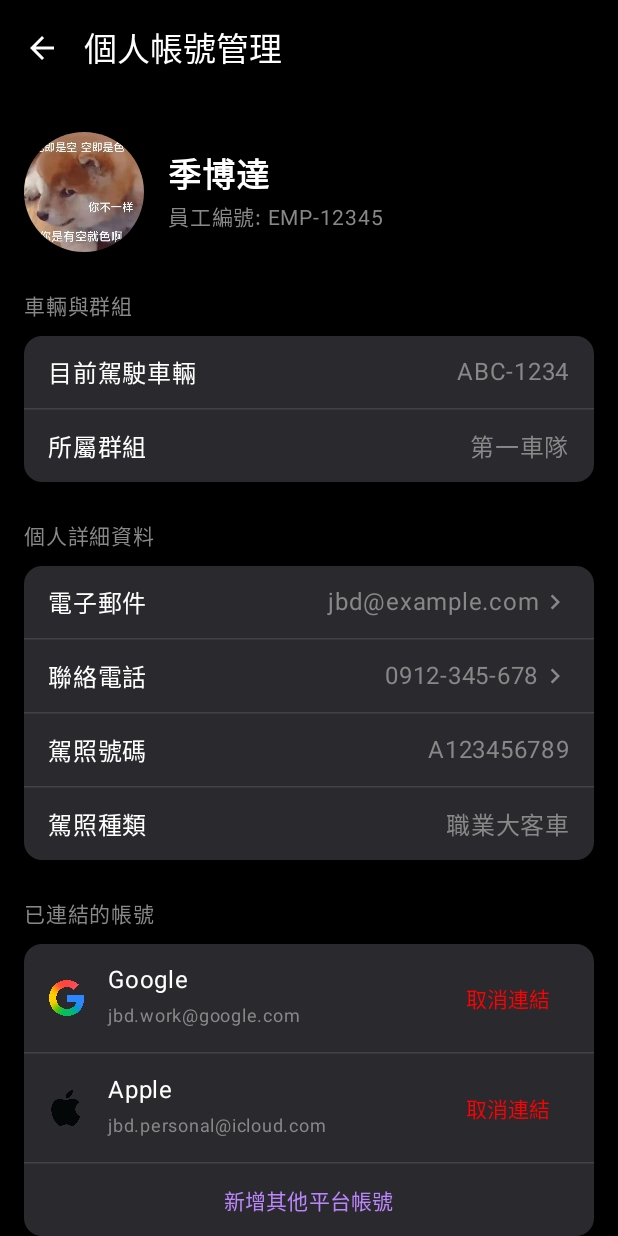
After one commit to Aiorwtlky/114507, an Android app built with Jetpack Compose: the composable ProfileScreen shown on its own in the app's theme, on a phone screen of 412 x 824 dp. The commit adds this screen. Run offline under Robolectric (Android 15) with nearby library versions, the phone set to English and light mode, and no system bars.

Commit message:
0825_Google_Gemini_excellent

```diff
--- /dev/null
+++ b/二評/平台端專用/MDG_App_FrontEnd/114507_APP_Project/app/src/main/java/com/example/mdgapp/data/model/UserProfile.kt
@@ -0,0 +1,30 @@
+package com.example.mdgapp.data.model
+
+// 代表一個已連結的外部平台帳號
+data class LinkedAccount(
+    val platform: String, // 例如 "Google", "Apple"
+    val username: String, // 例如 "johndoe@gmail.com"
+    val iconResId: Int // 平台圖示的資源 ID
+)
+
+// 代表完整的用戶個人資料
+data class UserProfile(
+    val fullName: String,
+    val employeeId: String,
+    val avatarUrl: String, // 暫用 URL 字串，未來可改為圖片資源
+    val currentVehiclePlate: String,
+    val groupName: String,
+    val email: String,
+    val phone: String,
+    val licenseNumber: String,
+    val licenseClass: String,
+    val linkedAccounts: List<LinkedAccount>,
+    val notificationSettings: NotificationSettings
+)
+
+// 通知設定
+data class NotificationSettings(
+    var receiveDangerousEvent: Boolean,
+    var receiveSystemAnnouncements: Boolean,
+    var downloadOnlyOnWifi: Boolean
+)
--- /dev/null
+++ b/二評/平台端專用/MDG_App_FrontEnd/114507_APP_Project/app/src/main/java/com/example/mdgapp/data/viewmodel/ProfileViewModel.kt
@@ -0,0 +1,62 @@
+package com.example.mdgapp.data.viewmodel
+
+import androidx.lifecycle.ViewModel
+import com.example.mdgapp.R
+import com.example.mdgapp.data.model.LinkedAccount
+import com.example.mdgapp.data.model.NotificationSettings
+import com.example.mdgapp.data.model.UserProfile
+import kotlinx.coroutines.flow.MutableStateFlow
+import kotlinx.coroutines.flow.StateFlow
+import kotlinx.coroutines.flow.asStateFlow
+import kotlinx.coroutines.flow.update
+
+class ProfileViewModel : ViewModel() {
+
+    private val _userProfile = MutableStateFlow<UserProfile?>(null)
+    val userProfile: StateFlow<UserProfile?> = _userProfile.asStateFlow()
+
+    init {
+        loadUserProfile()
+    }
+
+    private fun loadUserProfile() {
+        // 模擬從網路或資料庫載入資料
+        _userProfile.value = UserProfile(
+            fullName = "季博達",
+            employeeId = "EMP-12345",
+            avatarUrl = "...", // 之後可替換為真實圖片
+            currentVehiclePlate = "ABC-1234",
+            groupName = "第一車隊",
+            email = "jbd@example.com",
+            phone = "0912-345-678",
+            licenseNumber = "A123456789",
+            licenseClass = "職業大客車",
+            linkedAccounts = listOf(
+                LinkedAccount("Google", "jbd.work@google.com", R.drawable.ic_google), // 假設您有這些圖示
+                LinkedAccount("Apple", "jbd.personal@icloud.com", R.drawable.ic_apple)
+            ),
+            notificationSettings = NotificationSettings(
+                receiveDangerousEvent = true,
+                receiveSystemAnnouncements = true,
+                downloadOnlyOnWifi = false
+            )
+        )
+    }
+
+    // 更新通知設定的方法
+    fun onSettingChanged(
+        event: Boolean? = null,
+        announcement: Boolean? = null,
+        wifiOnly: Boolean? = null
+    ) {
+        _userProfile.update { currentProfile ->
+            currentProfile?.copy(
+                notificationSettings = currentProfile.notificationSettings.copy(
+                    receiveDangerousEvent = event ?: currentProfile.notificationSettings.receiveDangerousEvent,
+                    receiveSystemAnnouncements = announcement ?: currentProfile.notificationSettings.receiveSystemAnnouncements,
+                    downloadOnlyOnWifi = wifiOnly ?: currentProfile.notificationSettings.downloadOnlyOnWifi
+                )
+            )
+        }
+    }
+}
--- a/二評/平台端專用/MDG_App_FrontEnd/114507_APP_Project/app/src/main/java/com/example/mdgapp/navigation/AppNavGraph.kt
+++ b/二評/平台端專用/MDG_App_FrontEnd/114507_APP_Project/app/src/main/java/com/example/mdgapp/navigation/AppNavGraph.kt
@@ -65,6 +65,10 @@ fun AppNavGraph(navController: NavHostController) {
             )
         }
         // =========================================================
+        // 在 AppNavGraph.kt 中
+        composable("profile") {
+            ProfileScreen(navController = navController)
+        }
     }
 }
 
--- /dev/null
+++ b/二評/平台端專用/MDG_App_FrontEnd/114507_APP_Project/app/src/main/java/com/example/mdgapp/ui/component/ProfileComponents.kt
@@ -0,0 +1,141 @@
+package com.example.mdgapp.ui.component
+
+import androidx.compose.foundation.Image
+import androidx.compose.foundation.background
+import androidx.compose.foundation.clickable
+import androidx.compose.foundation.layout.*
+import androidx.compose.foundation.shape.CircleShape
+import androidx.compose.foundation.shape.RoundedCornerShape
+import androidx.compose.material.icons.Icons
+import androidx.compose.material.icons.automirrored.filled.KeyboardArrowRight
+import androidx.compose.material3.*
+import androidx.compose.runtime.Composable
+import androidx.compose.ui.Alignment
+import androidx.compose.ui.Modifier
+import androidx.compose.ui.draw.clip
+import androidx.compose.ui.graphics.Color
+import androidx.compose.ui.res.painterResource
+import androidx.compose.ui.text.font.FontWeight
+import androidx.compose.ui.unit.dp
+import androidx.compose.ui.unit.sp
+import com.example.mdgapp.R
+import com.example.mdgapp.data.model.LinkedAccount
+
+// 頂部個人資料頭像區
+@Composable
+fun ProfileHeader(name: String, employeeId: String) {
+    Row(
+        modifier = Modifier
+            .fillMaxWidth()
+            .padding(vertical = 24.dp),
+        verticalAlignment = Alignment.CenterVertically
+    ) {
+        Image(
+            painter = painterResource(id = R.drawable.jiboda1), // 使用您現有的圖片
+            contentDescription = "駕駛頭像",
+            modifier = Modifier
+                .size(80.dp)
+                .clip(CircleShape)
+        )
+        Spacer(modifier = Modifier.width(16.dp))
+        Column {
+            Text(name, fontSize = 22.sp, fontWeight = FontWeight.Bold, color = Color.White)
+            Text("員工編號: $employeeId", fontSize = 14.sp, color = Color.Gray)
+        }
+    }
+}
+
+// 帶標題的區塊容器
+@Composable
+fun ProfileSection(title: String, content: @Composable ColumnScope.() -> Unit) {
+    Column(modifier = Modifier.fillMaxWidth()) {
+        Text(
+            text = title,
+            color = Color.Gray,
+            fontSize = 14.sp,
+            modifier = Modifier.padding(bottom = 8.dp)
+        )
+        Card(
+            colors = CardDefaults.cardColors(containerColor = Color(0xFF2A2A2E)),
+            modifier = Modifier.fillMaxWidth()
+        ) {
+            Column(content = content)
+        }
+    }
+}
+
+// 用於顯示資訊的通用橫條
+@Composable
+fun InfoRow(label: String, value: String, isClickable: Boolean = false, onClick: () -> Unit = {}) {
+    Row(
+        modifier = Modifier
+            .fillMaxWidth()
+            .clickable(enabled = isClickable, onClick = onClick)
+            .padding(horizontal = 16.dp, vertical = 12.dp),
+        verticalAlignment = Alignment.CenterVertically,
+        horizontalArrangement = Arrangement.SpaceBetween
+    ) {
+        Text(label, color = Color.White)
+        Row(verticalAlignment = Alignment.CenterVertically) {
+            Text(value, color = Color.Gray)
+            if (isClickable) {
+                Icon(
+                    imageVector = Icons.AutoMirrored.Filled.KeyboardArrowRight,
+                    contentDescription = null,
+                    tint = Color.Gray,
+                    modifier = Modifier.size(20.dp)
+                )
+            }
+        }
+    }
+}
+
+// 帶開關的設定橫條
+@Composable
+fun SettingsSwitchRow(label: String, isChecked: Boolean, onCheckedChange: (Boolean) -> Unit) {
+    Row(
+        modifier = Modifier
+            .fillMaxWidth()
+            .padding(horizontal = 16.dp, vertical = 4.dp),
+        verticalAlignment = Alignment.CenterVertically,
+        horizontalArrangement = Arrangement.SpaceBetween
+    ) {
+        Text(label, color = Color.White)
+        Switch(
+            checked = isChecked,
+            onCheckedChange = onCheckedChange,
+            colors = SwitchDefaults.colors(
+                checkedThumbColor = Color.White,
+                checkedTrackColor = Color.Green,
+                uncheckedThumbColor = Color.Gray,
+                uncheckedTrackColor = Color.DarkGray
+            )
+        )
+    }
+}
+
+// 已連結的外部平台帳號橫條
+@Composable
+fun LinkedAccountRow(account: LinkedAccount) {
+    Row(
+        modifier = Modifier
+            .fillMaxWidth()
+            .padding(horizontal = 16.dp, vertical = 12.dp),
+        verticalAlignment = Alignment.CenterVertically
+    ) {
+        Icon(
+            painter = painterResource(id = account.iconResId),
+            contentDescription = account.platform,
+            modifier = Modifier.size(24.dp),
+            tint = Color.Unspecified // 使用圖示原始顏色
+        )
+        Spacer(modifier = Modifier.width(16.dp))
+        Column(modifier = Modifier.weight(1f)) {
+            Text(account.platform, color = Color.White)
+            Text(account.username, color = Color.Gray, fontSize = 12.sp)
+        }
+        TextButton(onClick = { /* TODO: 處理取消連結 */ }) {
+            Text("取消連結", color = Color.Red)
+        }
+    }
+}
--- a/二評/平台端專用/MDG_App_FrontEnd/114507_APP_Project/app/src/main/java/com/example/mdgapp/ui/screen/HomeScreen.kt
+++ b/二評/平台端專用/MDG_App_FrontEnd/114507_APP_Project/app/src/main/java/com/example/mdgapp/ui/screen/HomeScreen.kt
@@ -51,7 +51,6 @@ fun HomeScreen(navController: NavController? = null) {
                 HorizontalDivider()
                 DrawerItem("FAQ")
                 DrawerItem("關於我們")
-                DrawerItem("設定")
             }
         }
     ) {
@@ -169,7 +168,10 @@ fun MainContent(
                 NavigationItem(R.drawable.ic_qr, "打卡") {
                     navController?.navigate("qrScan")
                 }
-                NavigationItem(R.drawable.ic_person, "我的")
+                // 在 HomeScreen.kt 的 MainContent 中
+                NavigationItem(R.drawable.ic_person, "我的") {
+                    navController?.navigate("profile")
+                }
             }
         }
     }
--- /dev/null
+++ b/二評/平台端專用/MDG_App_FrontEnd/114507_APP_Project/app/src/main/java/com/example/mdgapp/ui/screen/ProfileScreen.kt
@@ -0,0 +1,137 @@
+package com.example.mdgapp.ui.screen
+
+import android.widget.Toast
+import androidx.compose.foundation.layout.*
+import androidx.compose.foundation.rememberScrollState
+import androidx.compose.foundation.verticalScroll
+import androidx.compose.material.icons.Icons
+import androidx.compose.material.icons.automirrored.filled.ArrowBack
+import androidx.compose.material3.*
+import androidx.compose.runtime.Composable
+import androidx.compose.runtime.collectAsState
+import androidx.compose.runtime.getValue
+import androidx.compose.ui.Alignment
+import androidx.compose.ui.Modifier
+import androidx.compose.ui.graphics.Color
+import androidx.compose.ui.platform.LocalContext
+import androidx.compose.ui.unit.dp
+import androidx.lifecycle.viewmodel.compose.viewModel
+import androidx.navigation.NavController
+import com.example.mdgapp.data.viewmodel.ProfileViewModel
+import com.example.mdgapp.ui.component.*
+
+@OptIn(ExperimentalMaterial3Api::class)
+@Composable
+fun ProfileScreen(
+    navController: NavController,
+    viewModel: ProfileViewModel = viewModel()
+) {
+    val userProfile by viewModel.userProfile.collectAsState()
+    val context = LocalContext.current
+
+    Scaffold(
+        topBar = {
+            TopAppBar(
+                title = { Text("個人帳號管理") },
+                navigationIcon = {
+                    IconButton(onClick = { navController.navigateUp() }) {
+                        Icon(imageVector = Icons.AutoMirrored.Filled.ArrowBack, contentDescription = "返回")
+                    }
+                },
+                colors = TopAppBarDefaults.topAppBarColors(
+                    containerColor = Color.Black,
+                    titleContentColor = Color.White,
+                    navigationIconContentColor = Color.White
+                )
+            )
+        },
+        containerColor = Color.Black
+    ) { paddingValues ->
+        userProfile?.let { profile ->
+            Column(
+                modifier = Modifier
+                    .fillMaxSize()
+                    .padding(paddingValues)
+                    .padding(horizontal = 16.dp)
+                    .verticalScroll(rememberScrollState())
+            ) {
+                ProfileHeader(name = profile.fullName, employeeId = profile.employeeId)
+
+                // 車輛與群組資訊
+                ProfileSection(title = "車輛與群組") {
+                    InfoRow(label = "目前駕駛車輛", value = profile.currentVehiclePlate)
+                    HorizontalDivider(color = Color(0xFF424242))
+                    InfoRow(label = "所屬群組", value = profile.groupName)
+                }
+                Spacer(modifier = Modifier.height(24.dp))
+
+                // 個人詳細資料
+                ProfileSection(title = "個人詳細資料") {
+                    InfoRow(label = "電子郵件", value = profile.email, isClickable = true) {
+                        Toast.makeText(context, "編輯電子郵件", Toast.LENGTH_SHORT).show()
+                    }
+                    HorizontalDivider(color = Color(0xFF424242))
+                    InfoRow(label = "聯絡電話", value = profile.phone, isClickable = true) {
+                        Toast.makeText(context, "編輯聯絡電話", Toast.LENGTH_SHORT).show()
+                    }
+                    HorizontalDivider(color = Color(0xFF424242))
+                    InfoRow(label = "駕照號碼", value = profile.licenseNumber)
+                    HorizontalDivider(color = Color(0xFF424242))
+                    InfoRow(label = "駕照種類", value = profile.licenseClass)
+                }
+                Spacer(modifier = Modifier.height(24.dp))
+
+                // 多帳號驗證
+                ProfileSection(title = "已連結的帳號") {
+                    profile.linkedAccounts.forEach { account ->
+                        LinkedAccountRow(account = account)
+                        HorizontalDivider(color = Color(0xFF424242))
+                    }
+                    TextButton(
+                        onClick = { Toast.makeText(context, "新增帳號", Toast.LENGTH_SHORT).show() },
+                        modifier = Modifier.fillMaxWidth()
+                    ) {
+                        Text("新增其他平台帳號")
+                    }
+                }
+                Spacer(modifier = Modifier.height(24.dp))
+
+                // App 設定
+                ProfileSection(title = "App 設定") {
+                    SettingsSwitchRow(
+                        label = "接收危險事件通知",
+                        isChecked = profile.notificationSettings.receiveDangerousEvent,
+                        onCheckedChange = { viewModel.onSettingChanged(event = it) }
+                    )
+                    SettingsSwitchRow(
+                        label = "接收系統公告通知",
+                        isChecked = profile.notificationSettings.receiveSystemAnnouncements,
+                        onCheckedChange = { viewModel.onSettingChanged(announcement = it) }
+                    )
+                    SettingsSwitchRow(
+                        label = "僅在 Wi-Fi 環境下載",
+                        isChecked = profile.notificationSettings.downloadOnlyOnWifi,
+                        onCheckedChange = { viewModel.onSettingChanged(wifiOnly = it) }
+                    )
+                }
+                Spacer(modifier = Modifier.height(32.dp))
+
+                // 登出按鈕
+                Button(
+                    onClick = {
+                        navController.navigate("launch") {
+                            popUpTo(0) // 清除整個返回堆疊
+                        }
+                    },
+                    colors = ButtonDefaults.buttonColors(containerColor = Color(0xFF4A4A4A)),
+                    modifier = Modifier.fillMaxWidth()
+                ) {
+                    Text("登出帳號", color = Color.White)
+                }
+                Spacer(modifier = Modifier.height(32.dp))
+            }
+        } ?: Box(Modifier.fillMaxSize(), contentAlignment = Alignment.Center) {
+            CircularProgressIndicator()
+        }
+    }
+}
```
Also changed, not shown: 二評/平台端專用/MDG_App_FrontEnd/114507_APP_Project/app/src/main/java/com/example/mdgapp/data/viewmodel/DownloadViewModel.kt (+15 -21 lines), 二評/平台端專用/MDG_App_FrontEnd/114507_APP_Project/app/src/main/java/com/example/mdgapp/data/viewmodel/ReportViewModel.kt (+12 -3 lines), 二評/平台端專用/MDG_App_FrontEnd/114507_APP_Project/app/src/main/java/com/example/mdgapp/ui/component/DownloadFileComponents.kt (+9 -2 lines), 二評/平台端專用/MDG_App_FrontEnd/114507_APP_Project/app/src/main/java/com/example/mdgapp/ui/component/ReportComponents.kt (+29 -7 lines), 二評/平台端專用/MDG_App_FrontEnd/114507_APP_Project/app/src/main/res/drawable/ic_apple.png (added), 二評/平台端專用/MDG_App_FrontEnd/114507_APP_Project/app/src/main/res/drawable/ic_google.png (added).
